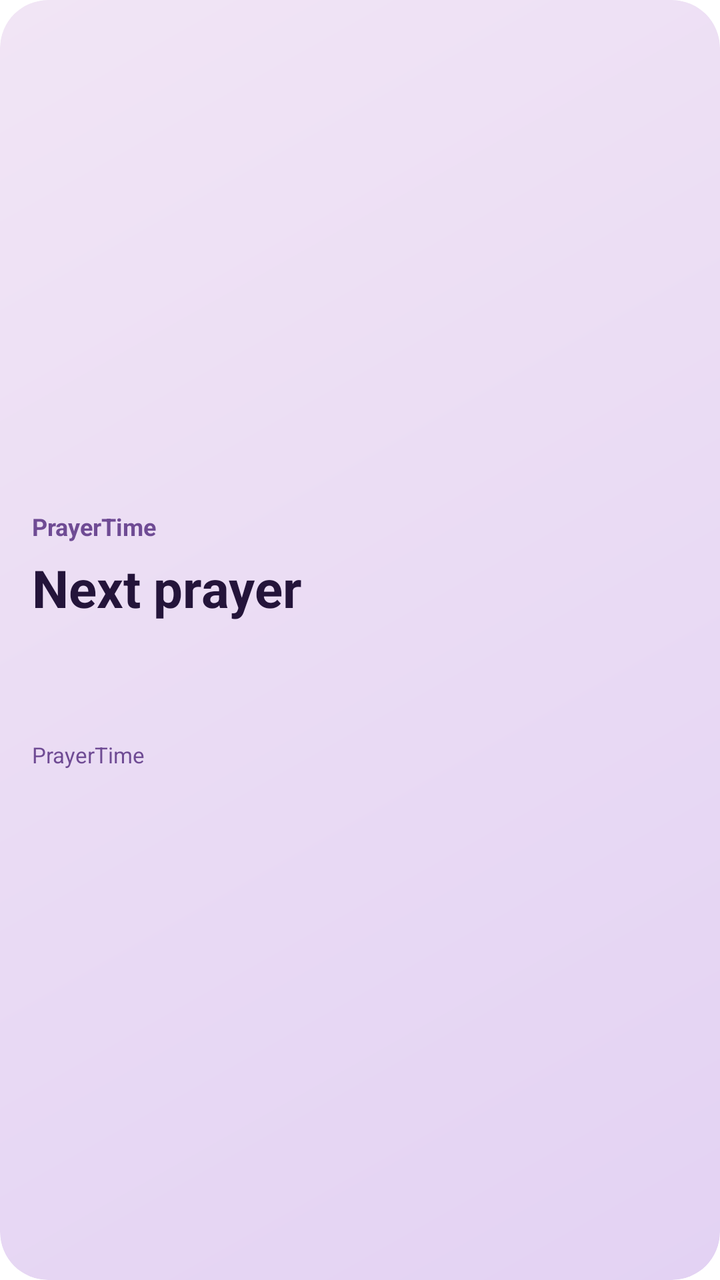
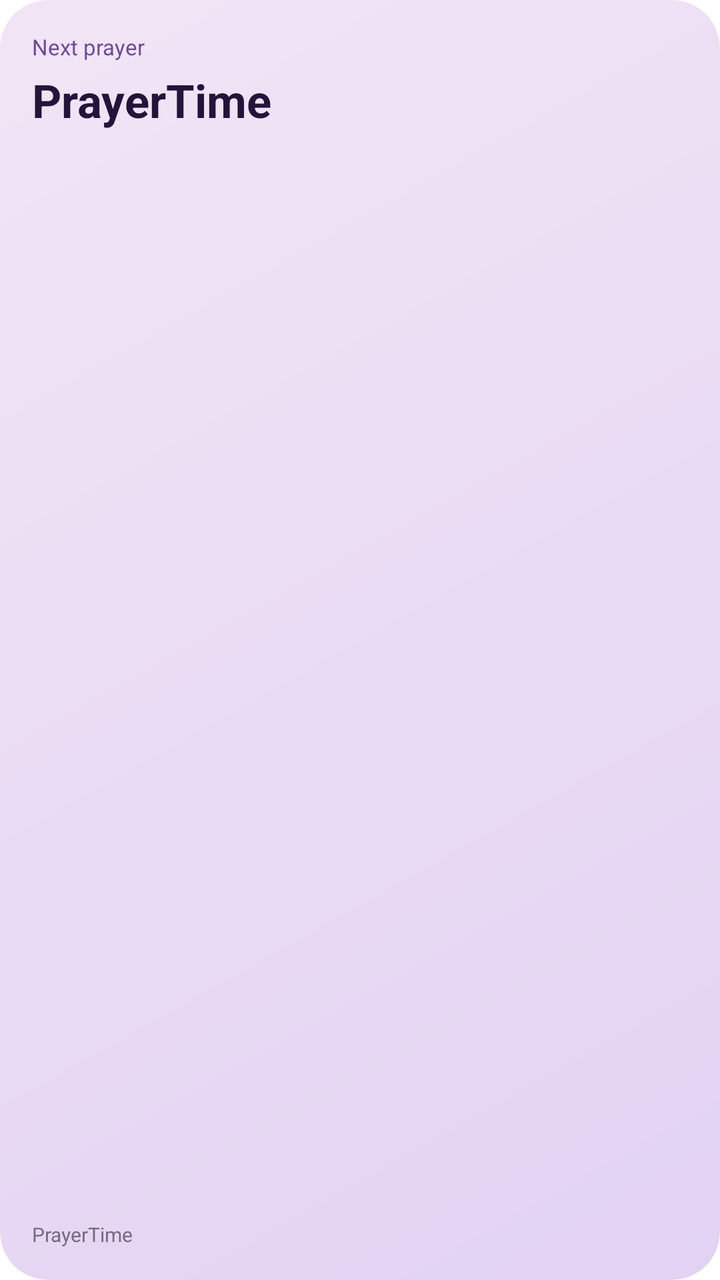

Screens rendered from an Android XML layout before and after an edit, with the pre-edit source and the edit as a unified diff.
<!-- AndroidManifest.xml: fallback theme Theme.MaterialComponents.DayNight.NoActionBar -->
<!-- res/layout/prayertime_widget.xml -->
<FrameLayout xmlns:android="http://schemas.android.com/apk/res/android" android:id="@+id/widget_root" android:layout_width="match_parent" android:layout_height="match_parent" android:background="@drawable/prayertime_widget_background" android:clipToOutline="true"><ImageView android:id="@+id/widget_artwork" android:layout_width="match_parent" android:layout_height="match_parent" android:scaleType="centerCrop" android:importantForAccessibility="no" /><LinearLayout 
   android:layout_width="match_parent" android:layout_height="match_parent"
  android:orientation="vertical" android:gravity="center_vertical" android:padding="16dp"
  >
  <TextView android:id="@+id/widget_label" android:layout_width="match_parent" android:layout_height="wrap_content"
    android:text="PrayerTime" android:textSize="12sp" android:textStyle="bold" android:textColor="#6F4B94" android:maxLines="1" android:ellipsize="end" />
  <TextView android:id="@+id/widget_prayer" android:layout_width="match_parent" android:layout_height="wrap_content"
    android:layout_marginTop="5dp" android:text="@string/prayertime_widget_name" android:textSize="26sp"
    android:textStyle="bold" android:textColor="#24143A" android:maxLines="2" android:ellipsize="end" />
  <TextView android:id="@+id/widget_time" android:layout_width="match_parent" android:layout_height="40dp"
    android:textSize="28sp" android:textStyle="bold" android:textColor="#24143A" android:maxLines="1"
    android:autoSizeTextType="uniform" android:autoSizeMinTextSize="13sp" android:autoSizeMaxTextSize="28sp" android:autoSizeStepGranularity="1sp" />
  <TextView android:id="@+id/widget_date" android:layout_width="match_parent" android:layout_height="wrap_content"
    android:layout_marginTop="4dp" android:textSize="11sp" android:textColor="#6F4B94" android:maxLines="1" android:ellipsize="end" />
  <TextView android:id="@+id/widget_location" android:layout_width="match_parent" android:layout_height="wrap_content"
    android:text="PrayerTime" android:textSize="11sp" android:textColor="#6F4B94" android:maxLines="1" android:ellipsize="end" />
</LinearLayout>
</FrameLayout>
<!-- resources referenced by this layout -->
<resources>
  <!-- drawable prayertime_widget_background (drawable) -->
  <shape xmlns:android="http://schemas.android.com/apk/res/android">
    <gradient android:angle="315" android:startColor="#F1E5F5" android:endColor="#E3D2F3" />
    <corners android:radius="24dp" />
  </shape>
  <string name="prayertime_widget_name">Next prayer</string>
</resources>

<!-- the commit's change to res/layout/prayertime_widget.xml (unified diff, before → after) -->
@@ -1,18 +1,12 @@
-<FrameLayout xmlns:android="http://schemas.android.com/apk/res/android" android:id="@+id/widget_root" android:layout_width="match_parent" android:layout_height="match_parent" android:background="@drawable/prayertime_widget_background" android:clipToOutline="true"><ImageView android:id="@+id/widget_artwork" android:layout_width="match_parent" android:layout_height="match_parent" android:scaleType="centerCrop" android:importantForAccessibility="no" /><LinearLayout 
-   android:layout_width="match_parent" android:layout_height="match_parent"
-  android:orientation="vertical" android:gravity="center_vertical" android:padding="16dp"
-  >
-  <TextView android:id="@+id/widget_label" android:layout_width="match_parent" android:layout_height="wrap_content"
-    android:text="PrayerTime" android:textSize="12sp" android:textStyle="bold" android:textColor="#6F4B94" android:maxLines="1" android:ellipsize="end" />
-  <TextView android:id="@+id/widget_prayer" android:layout_width="match_parent" android:layout_height="wrap_content"
-    android:layout_marginTop="5dp" android:text="@string/prayertime_widget_name" android:textSize="26sp"
-    android:textStyle="bold" android:textColor="#24143A" android:maxLines="2" android:ellipsize="end" />
-  <TextView android:id="@+id/widget_time" android:layout_width="match_parent" android:layout_height="40dp"
-    android:textSize="28sp" android:textStyle="bold" android:textColor="#24143A" android:maxLines="1"
-    android:autoSizeTextType="uniform" android:autoSizeMinTextSize="13sp" android:autoSizeMaxTextSize="28sp" android:autoSizeStepGranularity="1sp" />
-  <TextView android:id="@+id/widget_date" android:layout_width="match_parent" android:layout_height="wrap_content"
-    android:layout_marginTop="4dp" android:textSize="11sp" android:textColor="#6F4B94" android:maxLines="1" android:ellipsize="end" />
-  <TextView android:id="@+id/widget_location" android:layout_width="match_parent" android:layout_height="wrap_content"
-    android:text="PrayerTime" android:textSize="11sp" android:textColor="#6F4B94" android:maxLines="1" android:ellipsize="end" />
-</LinearLayout>
+<?xml version='1.0' encoding='utf-8'?>
+<FrameLayout xmlns:android="http://schemas.android.com/apk/res/android" android:id="@+id/widget_root" android:layout_width="match_parent" android:layout_height="match_parent" android:background="@drawable/prayertime_widget_background" android:clipToOutline="true">
+    <ImageView android:id="@+id/widget_artwork" android:layout_width="match_parent" android:layout_height="match_parent" android:scaleType="fitXY" android:importantForAccessibility="no" />
+    <LinearLayout android:id="@+id/widget_content" android:layout_width="match_parent" android:layout_height="match_parent" android:orientation="vertical" android:padding="16dp">
+        <TextView android:id="@+id/widget_label" style="@style/PrayerTimeWidgetText" android:layout_width="match_parent" android:layout_height="wrap_content" android:textSize="11sp" android:text="Next prayer" android:textColor="#6F4B94" />
+        <TextView android:id="@+id/widget_prayer" style="@style/PrayerTimeWidgetText" android:layout_width="match_parent" android:layout_height="wrap_content" android:textSize="23sp" android:text="PrayerTime" android:autoSizeTextType="uniform" android:autoSizeMinTextSize="12sp" android:autoSizeMaxTextSize="23sp" android:autoSizeStepGranularity="1sp" android:minHeight="31dp" android:textStyle="bold" android:layout_marginTop="4dp" />
+        <TextView android:id="@+id/widget_time" style="@style/PrayerTimeWidgetText" android:layout_width="match_parent" android:layout_height="wrap_content" android:textSize="29sp" android:text="" android:layout_marginTop="1dp" android:minHeight="37dp" android:textStyle="bold" android:autoSizeTextType="uniform" android:autoSizeMinTextSize="15sp" android:autoSizeMaxTextSize="29sp" android:autoSizeStepGranularity="1sp" />
+        <LinearLayout android:orientation="vertical" android:layout_width="1dp" android:layout_height="0dp" android:layout_weight="1" />
+        <TextView android:id="@+id/widget_date" style="@style/PrayerTimeWidgetText" android:layout_width="match_parent" android:layout_height="wrap_content" android:textSize="10sp" android:text="" android:visibility="gone" />
+        <TextView android:id="@+id/widget_location" style="@style/PrayerTimeWidgetText" android:layout_width="match_parent" android:layout_height="wrap_content" android:textSize="10sp" android:text="PrayerTime" android:layout_marginTop="6dp" android:textColor="#746A7D" />
+    </LinearLayout>
 </FrameLayout>
<!-- resource entries referenced after the edit -->
@@ -5,6 +5,14 @@
     <gradient android:angle="315" android:startColor="#F1E5F5" android:endColor="#E3D2F3" />
     <corners android:radius="24dp" />
   </shape>
-  <string name="prayertime_widget_name">Next prayer</string>
+  <style name="PrayerTimeWidgetText">
+          <item name="android:fontFamily">sans-serif</item>
+          <item name="android:textColor">#24143A</item>
+          <item name="android:maxLines">1</item>
+          <item name="android:ellipsize">end</item>
+          <item name="android:gravity">start|center_vertical</item>
+          <item name="android:includeFontPadding">true</item>
+          <item name="android:fontFeatureSettings">tnum</item>
+      </style>
 </resources>
 
